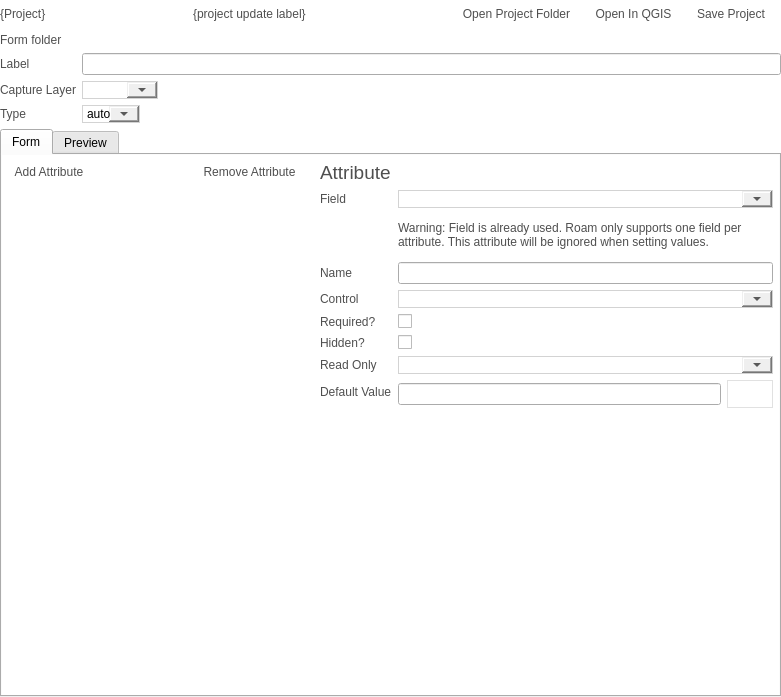
Old version of the form src/configmanager/ui/ui_projectwidget.ui in the repository roam-qgis/Roam.
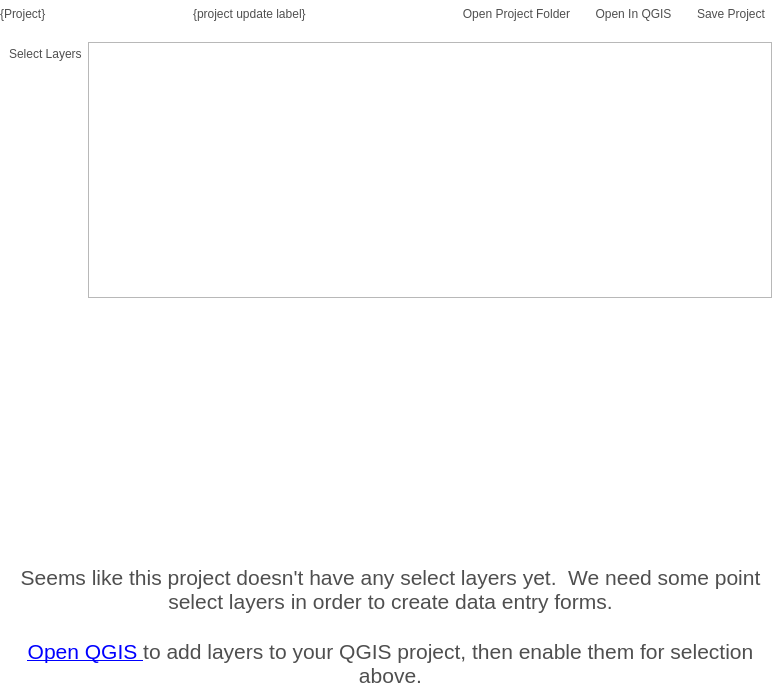
New version of the form. Icons and pictures are not drawn. Custom widgets are drawn as their Qt base class.

Commit message: Add message on nodes form about missing capture layers

```diff
--- a/src/configmanager/ui/ui_projectwidget.ui
+++ b/src/configmanager/ui/ui_projectwidget.ui
@@ -242,7 +242,7 @@
       </sizepolicy>
      </property>
      <property name="currentIndex">
-      <number>1</number>
+      <number>5</number>
      </property>
      <widget class="QWidget" name="project_info_page">
       <layout class="QFormLayout" name="formLayout">
@@ -967,6 +967,71 @@
        </item>
       </layout>
      </widget>
+     <widget class="QWidget" name="forms_page">
+      <layout class="QFormLayout" name="formLayout_5">
+       <property name="fieldGrowthPolicy">
+        <enum>QFormLayout::AllNonFixedFieldsGrow</enum>
+       </property>
+       <item row="2" column="0">
+        <widget class="QLabel" name="selectLayersLabel_2">
+         <property name="text">
+          <string>Select Layers</string>
+         </property>
+        </widget>
+       </item>
+       <item row="2" column="1">
+        <widget class="QListView" name="selectLayers_2">
+         <property name="editTriggers">
+          <set>QAbstractItemView::NoEditTriggers</set>
+         </property>
+         <property name="selectionMode">
+          <enum>QAbstractItemView::SingleSelection</enum>
+         </property>
+         <property name="selectionBehavior">
+          <enum>QAbstractItemView::SelectRows</enum>
+         </property>
+        </widget>
+       </item>
+       <item row="3" column="1">
+        <spacer name="verticalSpacer">
+         <property name="orientation">
+          <enum>Qt::Vertical</enum>
+         </property>
+         <property name="sizeType">
+          <enum>QSizePolicy::MinimumExpanding</enum>
+         </property>
+         <property name="sizeHint" stdset="0">
+          <size>
+           <width>20</width>
+           <height>40</height>
+          </size>
+         </property>
+        </spacer>
+       </item>
+       <item row="4" column="0" colspan="2">
+        <widget class="QLabel" name="formslayerlabel">
+         <property name="text">
+          <string>&lt;!DOCTYPE HTML PUBLIC &quot;-//W3C//DTD HTML 4.0//EN&quot; &quot;http://www.w3.org/TR/REC-html40/strict.dtd&quot;&gt;
+&lt;html&gt;&lt;head&gt;&lt;meta name=&quot;qrichtext&quot; content=&quot;1&quot; /&gt;&lt;style type=&quot;text/css&quot;&gt;
+p, li { white-space: pre-wrap; }
+&lt;/style&gt;&lt;/head&gt;&lt;body style=&quot; font-family:'Segoe UI'; font-size:14pt; font-weight:72; font-style:normal;&quot;&gt;
+&lt;p style=&quot; margin-top:0px; margin-bottom:0px; margin-left:0px; margin-right:0px; -qt-block-indent:0; text-indent:0px;&quot;&gt;&lt;span style=&quot; font-family:'MS Shell Dlg 2'; font-size:16pt; font-weight:400;&quot;&gt;Seems like this project doesn't have any select layers yet.  We need some point select layers in order to create data entry forms.&lt;/span&gt;&lt;/p&gt;
+&lt;p style=&quot;-qt-paragraph-type:empty; margin-top:0px; margin-bottom:0px; margin-left:0px; margin-right:0px; -qt-block-indent:0; text-indent:0px; font-family:'MS Shell Dlg 2'; font-size:16pt; font-weight:400;&quot;&gt;&lt;/p&gt;
+&lt;p style=&quot; margin-top:0px; margin-bottom:0px; margin-left:0px; margin-right:0px; -qt-block-indent:0; text-indent:0px;&quot;&gt;&lt;a href=&quot;open-qgis&quot;&gt;&lt;span style=&quot; font-family:'MS Shell Dlg 2'; font-size:16pt; font-weight:400; text-decoration: underline; color:#0000ff;&quot;&gt;Open QGIS &lt;/span&gt;&lt;/a&gt;&lt;span style=&quot; font-family:'MS Shell Dlg 2'; font-size:16pt; font-weight:400;&quot;&gt;to add layers to your QGIS project, then enable them for selection above.&lt;/span&gt;&lt;/p&gt;&lt;/body&gt;&lt;/html&gt;</string>
+         </property>
+         <property name="alignment">
+          <set>Qt::AlignCenter</set>
+         </property>
+         <property name="wordWrap">
+          <bool>true</bool>
+         </property>
+         <property name="isheader" stdset="0">
+          <bool>true</bool>
+         </property>
+        </widget>
+       </item>
+      </layout>
+     </widget>
     </widget>
    </item>
   </layout>
```
The commit also changes 3 other files.
